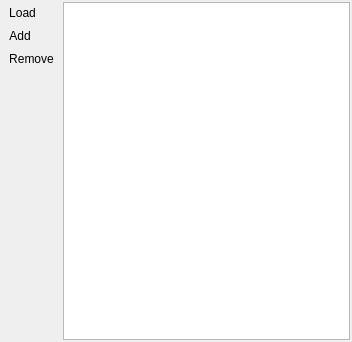
jakimowb/enmapbox_testmigration2, file enmapbox/gui/ui/classificationscheme.ui: the form before one commit.
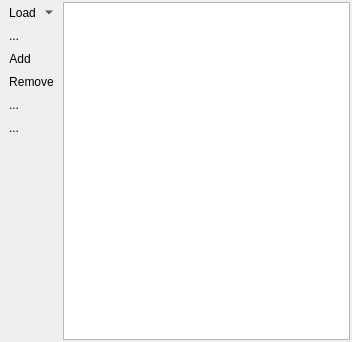
The form after the commit. Icons and pictures are not drawn.

Diff of the .ui file:
```diff
--- a/enmapbox/gui/ui/classificationscheme.ui
+++ b/enmapbox/gui/ui/classificationscheme.ui
@@ -49,6 +49,19 @@
         <iconset resource="resources.qrc">
          <normaloff>:/enmapbox/icons/mActionAdd.svg</normaloff>:/enmapbox/icons/mActionAdd.svg</iconset>
        </property>
+       <property name="popupMode">
+        <enum>QToolButton::MenuButtonPopup</enum>
+       </property>
+       <property name="autoRaise">
+        <bool>true</bool>
+       </property>
+      </widget>
+     </item>
+     <item>
+      <widget class="QToolButton" name="btnSaveClasses">
+       <property name="text">
+        <string>...</string>
+       </property>
        <property name="autoRaise">
         <bool>true</bool>
        </property>
@@ -88,6 +101,26 @@
        </property>
       </widget>
      </item>
+     <item>
+      <widget class="QToolButton" name="btnCopyClasses">
+       <property name="text">
+        <string>...</string>
+       </property>
+       <property name="autoRaise">
+        <bool>true</bool>
+       </property>
+      </widget>
+     </item>
+     <item>
+      <widget class="QToolButton" name="btnPasteClasses">
+       <property name="text">
+        <string>...</string>
+       </property>
+       <property name="autoRaise">
+        <bool>true</bool>
+       </property>
+      </widget>
+     </item>
      <item>
       <spacer name="verticalSpacer">
        <property name="orientation">
```
Left out of the diff: 45 changed lines with no effect on the pictures.
